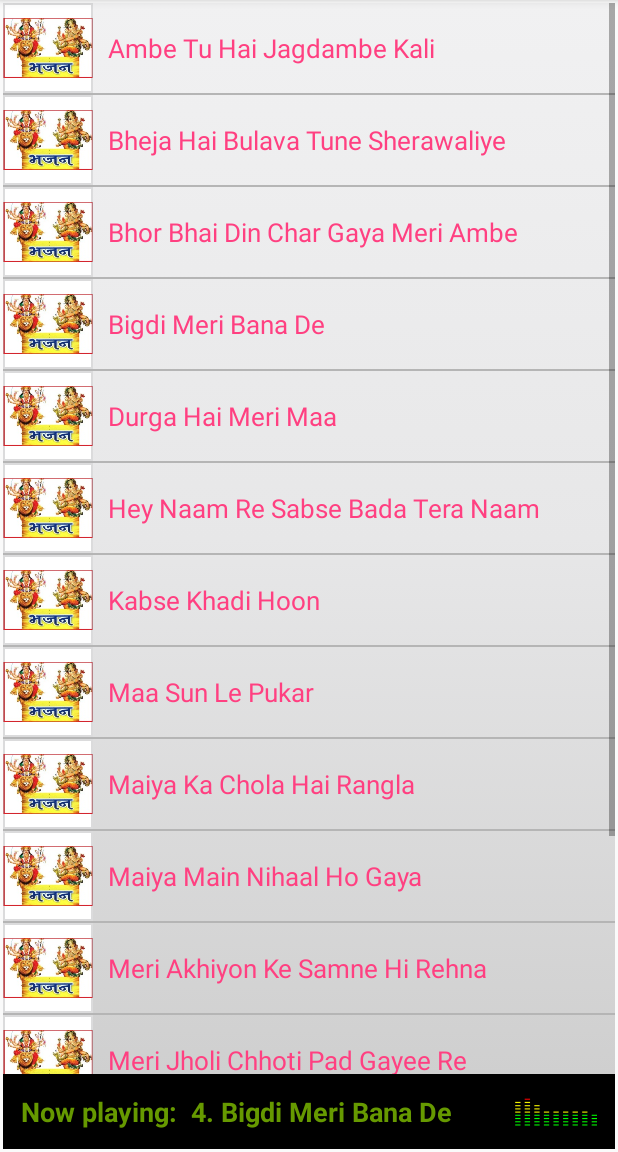
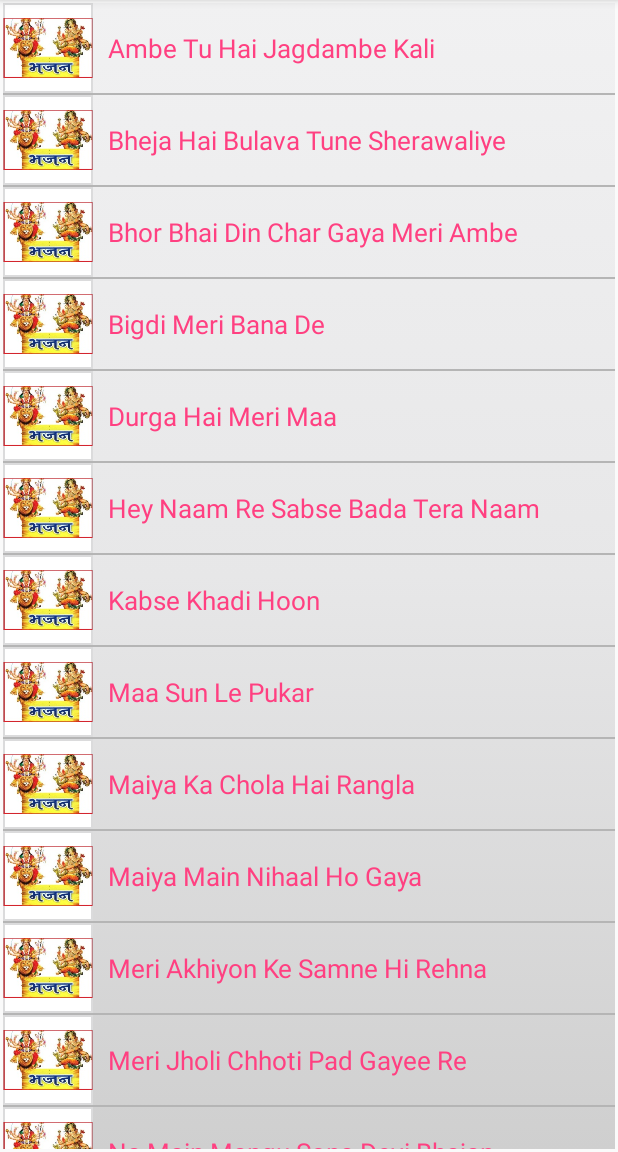
Before and after one commit to vivekmaheshsahu/Bh-jan, an Android app: the screen it shows after launch (HomeActivity), in the side drawer, after a tap on "बाहर जाएं", on a phone screen of 412 x 824 dp, the part 84-1236 px from its top. Run offline under Robolectric (Android 15) with nearby library versions, the phone set to English and light mode, and no system bars; our stand-ins replace AdMob; 6 statements that could not run were skipped.

Commit message:
Ver: 2.0.7
1. HomeActivity.java: Playing song name make empty on drawer exit
2. MusicPlayerActivity.java: Replace bundle with intent to get intExtra
3. AndroidManifest.xml: Added VIBRATE permission.

```diff
--- a/app/build.gradle
+++ b/app/build.gradle
@@ -34,6 +34,6 @@ dependencies {
     implementation 'com.google.firebase:firebase-core:16.0.9'
     implementation 'com.crashlytics.sdk.android:crashlytics:2.10.0'
     implementation 'com.google.firebase:firebase-messaging:18.0.0'
-    implementation 'pl.droidsonroids.gif:android-gif-drawable:1.2.0'
+    implementation 'pl.droidsonroids.gif:android-gif-drawable:1.2.2'
     testImplementation 'junit:junit:4.12'
 }
--- a/app/src/main/AndroidManifest.xml
+++ b/app/src/main/AndroidManifest.xml
@@ -9,6 +9,7 @@
     <uses-permission android:name="android.permission.ACCESS_COARSE_LOCATION" />
     <uses-permission android:name="android.permission.ACCESS_FINE_LOCATION" />
     <uses-permission android:name="android.permission.READ_PHONE_STATE" />
+    <uses-permission android:name="android.permission.VIBRATE"/>
 
 
     <application
--- a/app/src/main/java/com/rajendra/bhajanaarti/SplashScreenActivity.java
+++ b/app/src/main/java/com/rajendra/bhajanaarti/SplashScreenActivity.java
@@ -24,7 +24,8 @@ public class SplashScreenActivity extends Activity {
             Manifest.permission.WAKE_LOCK,
             Manifest.permission.ACCESS_COARSE_LOCATION,
             Manifest.permission.ACCESS_FINE_LOCATION,
-            Manifest.permission.READ_PHONE_STATE};
+            Manifest.permission.READ_PHONE_STATE,
+            Manifest.permission.VIBRATE};
 
     @Override
     protected void onCreate(Bundle savedInstanceState) {
--- a/app/src/main/java/com/rajendra/bhajanaarti/activities/HomeActivity.java
+++ b/app/src/main/java/com/rajendra/bhajanaarti/activities/HomeActivity.java
@@ -59,7 +59,7 @@ public class HomeActivity extends AppCompatActivity implements NavigationView.On
     private FirebaseAnalytics mFirebaseAnalytics;
     private ProgressBar progressBar;
     Handler handler = new Handler();
-    String songIndex = "";
+    int songIndex;
 
     @Override
     protected void onCreate(Bundle savedInstanceState) {
@@ -221,6 +221,7 @@ public class HomeActivity extends AppCompatActivity implements NavigationView.On
                 MusicPlayerActivity.mp.release();
                 MusicPlayerActivity.mp = null;
             }
+            Constant.NOW_PLAYING_SONG_NAME = "";
             Intent exitIntent = new Intent(Intent.ACTION_MAIN);
             exitIntent.addCategory(Intent.CATEGORY_HOME);
             exitIntent.addFlags(Intent.FLAG_ACTIVITY_NEW_TASK);
@@ -251,7 +252,7 @@ public class HomeActivity extends AppCompatActivity implements NavigationView.On
 
         mFirebaseAnalytics.setUserProperty("favorite_food", "Paneer");
 
-        songIndex = String.valueOf(adapter.getItemId(position));
+        songIndex = (int) adapter.getItemId(position);
 
         Log.d(TAG, "position_index " + songIndex);
         if (MusicPlayerActivity.mp != null){
--- a/app/src/main/java/com/rajendra/bhajanaarti/activities/MusicPlayerActivity.java
+++ b/app/src/main/java/com/rajendra/bhajanaarti/activities/MusicPlayerActivity.java
@@ -35,7 +35,6 @@ public class MusicPlayerActivity extends Activity implements SeekBar.OnSeekBarCh
     private int seekBackwardTime = 5000;
     private boolean isRepeat = false;
     public static MediaPlayer mp;
-    String songIndex;
     private static final String TAG = "MusicPlayerActivity";
     int indexOfSong;
     private Handler mHandler = new Handler();
@@ -74,12 +73,11 @@ public class MusicPlayerActivity extends Activity implements SeekBar.OnSeekBarCh
         songProgressBar.setProgress(0);
         songProgressBar.setOnSeekBarChangeListener(this);
 
-        Bundle bundle = getIntent().getExtras();
-        if (bundle != null) {
-            songIndex = bundle.getString("songindex");
+        Intent mIntent = getIntent();
+        if (mIntent != null) {
+            indexOfSong = mIntent.getIntExtra("songindex", 0);
         }
-        Log.d(TAG, "song_index " + songIndex);
-        indexOfSong = Integer.parseInt(songIndex);
+        Log.d(TAG, "song_index " + indexOfSong);
         utils = new Utilities();
         playSongIndex(indexOfSong);
         mUpdateTimeTask.run();
@@ -126,9 +124,10 @@ public class MusicPlayerActivity extends Activity implements SeekBar.OnSeekBarCh
 
                 if (isActivityVisible){
                     if (mp != null){
-                        if (!mp.isPlaying()){
-                            btnPlay.setImageResource(R.drawable.btn_play);
+                        if (mp.isPlaying()){
+                            btnPlay.setImageResource(R.drawable.btn_pause);
                         }
+                        else btnPlay.setImageResource(R.drawable.btn_play);
                     }
                 }
 
```
